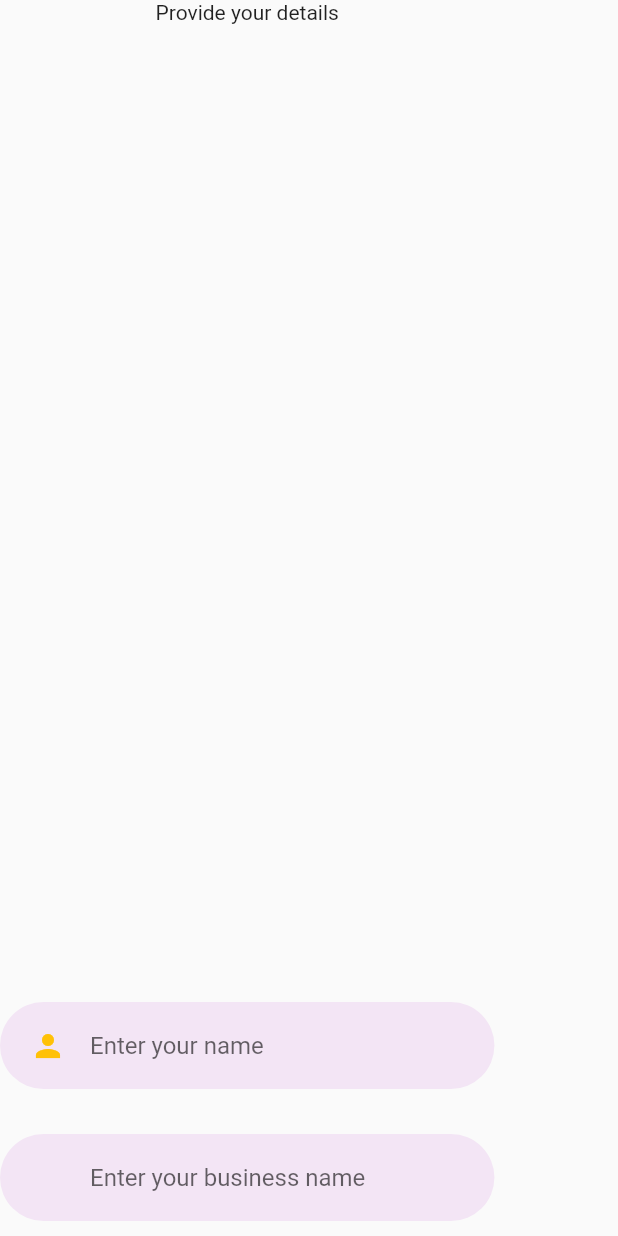
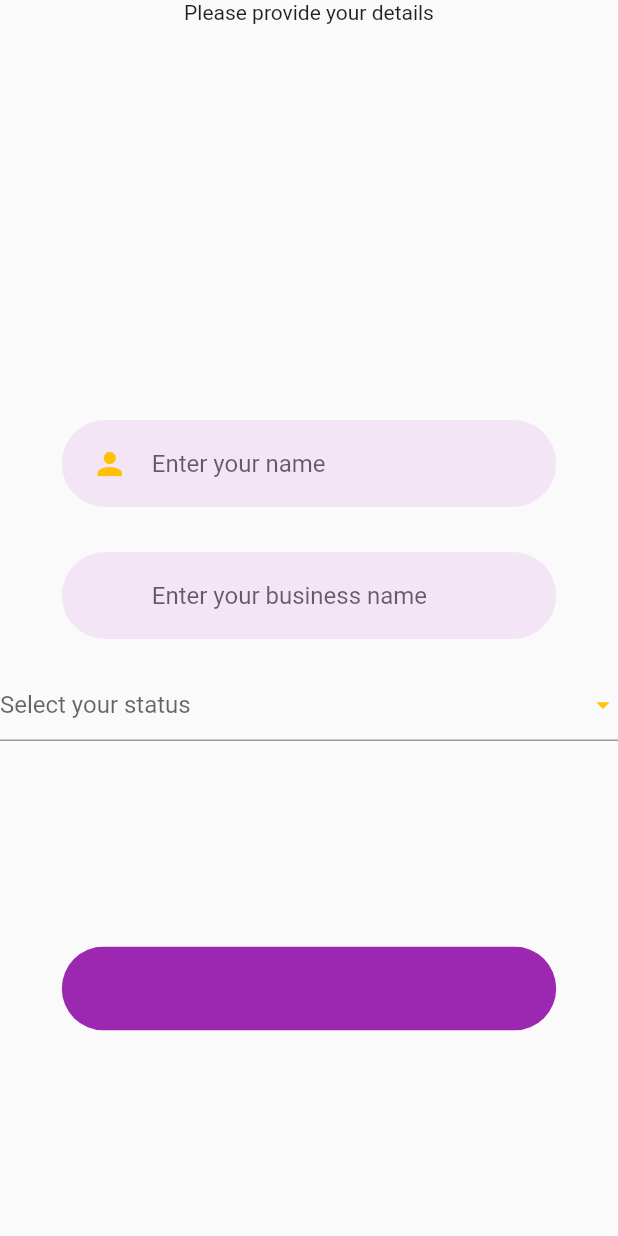
Before and after one commit to Jonexy01/inventory_app, a Flutter app: the ManagerStatus screen opened directly, on a phone screen of 412 x 824 dp. Run offline on Flutter 3.47's test engine with Material 2 defaults, Android fonts, the phone set to English and light mode, and no system bars; our stand-ins replace cloud_firestore, firebase_auth, firebase_core, flutter_spinkit, flutter_svg; accounts and stored records are empty.

Commit message:
Manager status page

```diff
--- a/lib/pages/AuthenticationPages/manager_status.dart
+++ b/lib/pages/AuthenticationPages/manager_status.dart
@@ -1,4 +1,6 @@
 import 'package:flutter/material.dart';
+import 'package:inventory_app/MyWidgets/my_circular_text_button.dart';
+import 'package:inventory_app/MyWidgets/my_have_an_account_check.dart';
 
 import '../../MyWidgets/my_rounded_input_field.dart';
 
@@ -16,6 +18,7 @@ class _ManagerStatusState extends State<ManagerStatus> {
   //text field state
   String name = '';
   String businessName = '';
+  String status = '';
   String error = '';
 
   @override
@@ -27,7 +30,8 @@ class _ManagerStatusState extends State<ManagerStatus> {
           child: Column(
             mainAxisAlignment: MainAxisAlignment.center,
             children: [
-              Text('Provide your details'),
+              Text('Please provide your details'),
+              Spacer(),
               Spacer(),
               MyRoundedInputField(
                 onChanged: ((value) {
@@ -43,6 +47,31 @@ class _ManagerStatusState extends State<ManagerStatus> {
                 }),
                 hintText: 'Enter your business name',
               ),
+              SizedBox(height: 10,),
+              DropdownButtonFormField(
+                items: [
+                  DropdownMenuItem(child: Text('Manager'), value: 'Manager',),
+                  DropdownMenuItem(child: Text('Staff'), value: 'Staff',),
+                ],
+                value: status,
+                hint: Text('Select your status'),
+                onChanged: (selectedValue) {
+                  if (selectedValue is String) {
+                    setState(() {
+                      status = selectedValue;
+                    });
+                  }
+                },
+                iconSize: 20,
+                iconEnabledColor: Colors.amber,
+                isExpanded: true,
+              ),
+              Spacer(),
+              MyCircularTextButton(
+                text: '',
+                press: () {},
+              ),
+              Spacer(),
             ],
           ),
         )
```
